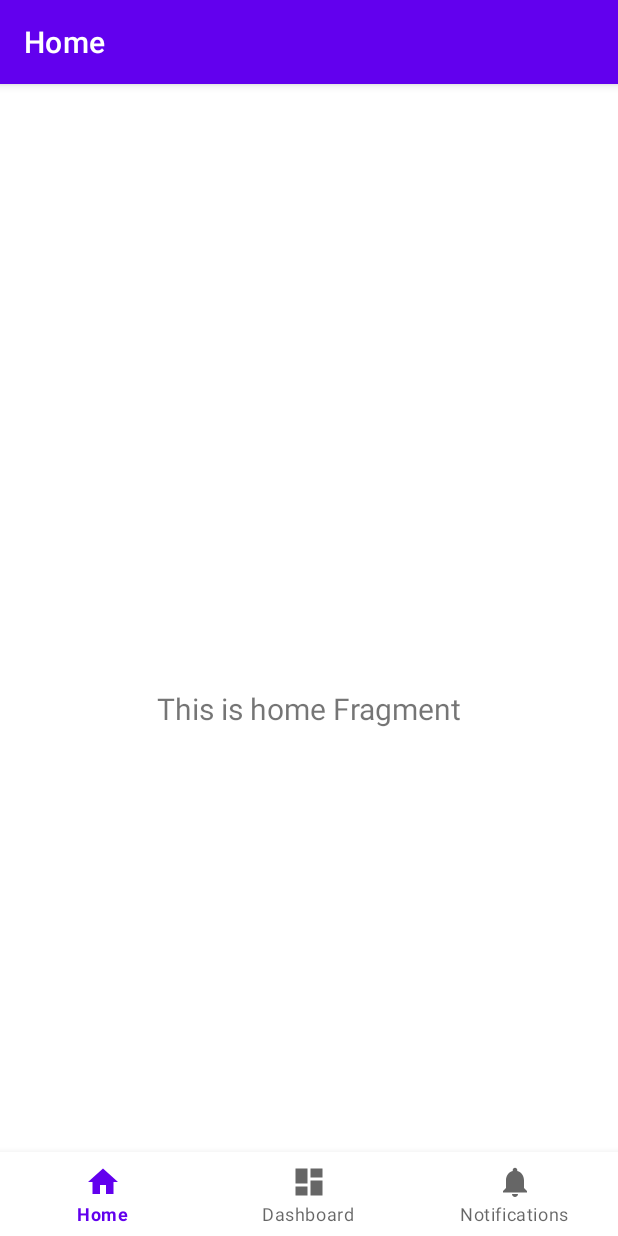
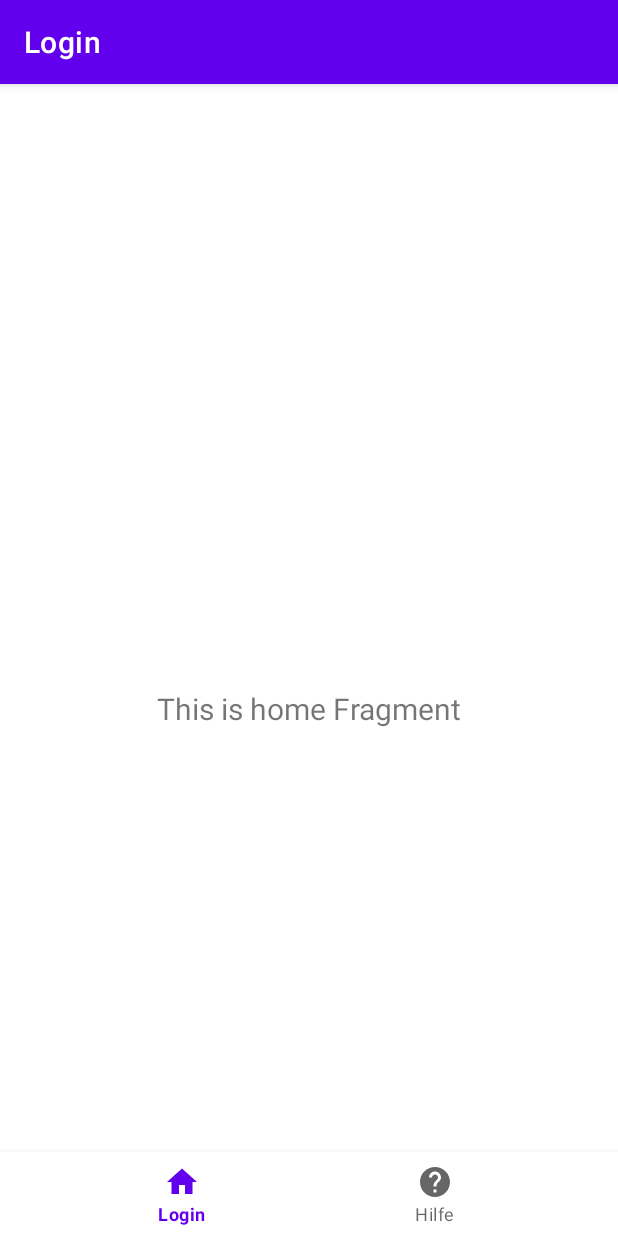
Before and after one commit to winkloid/Android_ArmadilLogin, an Android app: the screen it shows after launch (MainActivity), on a phone screen of 412 x 824 dp. Run offline under Robolectric (Android 15) with nearby library versions, the phone set to English and light mode, and no system bars; our stand-ins replace navigation-ui.

Commit message:
:sparkles: Adapted bottom navigation menu so that there are only 2 buttons

```diff
--- /dev/null
+++ b/app/src/main/res/drawable/ic_baseline_help_24.xml
@@ -0,0 +1,10 @@
+<vector xmlns:android="http://schemas.android.com/apk/res/android"
+    android:width="24dp"
+    android:height="24dp"
+    android:viewportWidth="24"
+    android:viewportHeight="24"
+    android:tint="?attr/colorControlNormal">
+  <path
+      android:fillColor="@android:color/white"
+      android:pathData="M12,2C6.48,2 2,6.48 2,12s4.48,10 10,10 10,-4.48 10,-10S17.52,2 12,2zM13,19h-2v-2h2v2zM15.07,11.25l-0.9,0.92C13.45,12.9 13,13.5 13,15h-2v-0.5c0,-1.1 0.45,-2.1 1.17,-2.83l1.24,-1.26c0.37,-0.36 0.59,-0.86 0.59,-1.41 0,-1.1 -0.9,-2 -2,-2s-2,0.9 -2,2L8,9c0,-2.21 1.79,-4 4,-4s4,1.79 4,4c0,0.88 -0.36,1.68 -0.93,2.25z"/>
+</vector>
--- a/app/src/main/res/menu/bottom_nav_menu.xml
+++ b/app/src/main/res/menu/bottom_nav_menu.xml
@@ -8,12 +8,7 @@
 
     <item
         android:id="@+id/navigation_dashboard"
-        android:icon="@drawable/ic_dashboard_black_24dp"
-        android:title="@string/title_dashboard" />
-
-    <item
-        android:id="@+id/navigation_notifications"
-        android:icon="@drawable/ic_notifications_black_24dp"
-        android:title="@string/title_notifications" />
+        android:icon="@drawable/ic_baseline_help_24"
+        android:title="@string/title_help" />
 
 </menu>
--- a/app/src/main/res/values/strings.xml
+++ b/app/src/main/res/values/strings.xml
@@ -1,6 +1,5 @@
 <resources>
     <string name="app_name">ArmadilLogin</string>
-    <string name="title_home">Home</string>
-    <string name="title_dashboard">Dashboard</string>
-    <string name="title_notifications">Notifications</string>
+    <string name="title_home">Login</string>
+    <string name="title_help">Hilfe</string>
 </resources>
```
